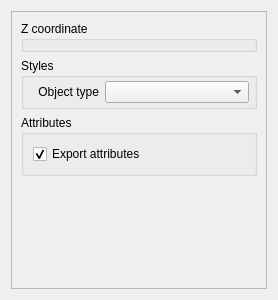
This is ui/vectorproperties.ui in minorua/Qgis2threejs as Qt 5 draws it before an edit. The edited form follows.
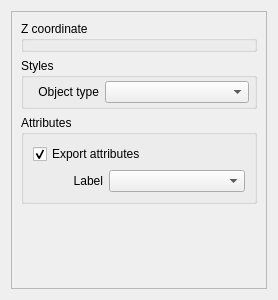
This is the edited form.

Commit message: label placement (point layer)

The edit to the form file:
```diff
--- a/ui/vectorproperties.ui
+++ b/ui/vectorproperties.ui
@@ -140,6 +140,36 @@
             </item>
            </layout>
           </item>
+          <item row="1" column="0">
+           <layout class="QFormLayout" name="formLayout_Label">
+            <item row="0" column="0">
+             <widget class="QLabel" name="label">
+              <property name="minimumSize">
+               <size>
+                <width>70</width>
+                <height>0</height>
+               </size>
+              </property>
+              <property name="text">
+               <string>Label</string>
+              </property>
+              <property name="alignment">
+               <set>Qt::AlignRight|Qt::AlignTrailing|Qt::AlignVCenter</set>
+              </property>
+             </widget>
+            </item>
+            <item row="0" column="1">
+             <widget class="QComboBox" name="comboBox_Label">
+              <property name="sizePolicy">
+               <sizepolicy hsizetype="Expanding" vsizetype="Fixed">
+                <horstretch>0</horstretch>
+                <verstretch>0</verstretch>
+               </sizepolicy>
+              </property>
+             </widget>
+            </item>
+           </layout>
+          </item>
          </layout>
         </widget>
        </item>
```
The commit also changes 6 other files.
